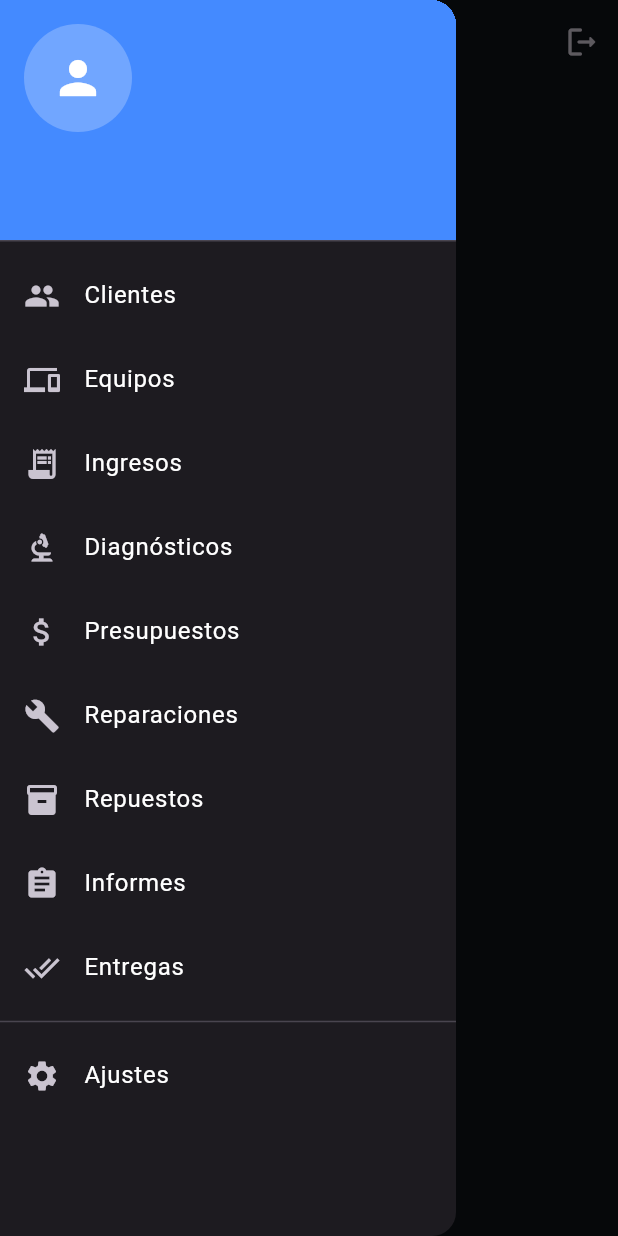
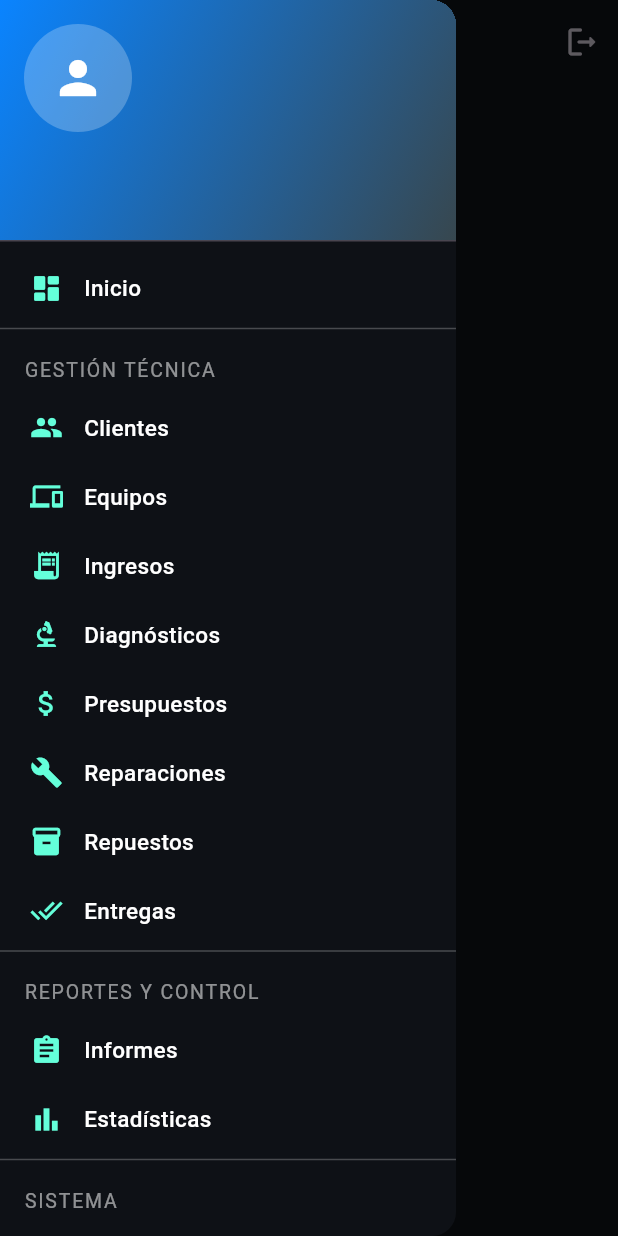
Before and after one commit to shalo40/gontech_flow_v3, a Flutter app: the LayoutPrincipal screen opened directly with empty values, with the side drawer open, on a phone screen of 412 x 824 dp. Run offline on Flutter 3.47's test engine with Material 3 defaults, Android fonts, the phone set to English and light mode, and no system bars; our stand-ins replace image_picker, local_auth, qr_flutter, shared_preferences, sqflite; accounts and stored records are empty.

Commit message:
nueevo menu lateral y dashboard

```diff
--- a/lib/ui/layout/menu_lateral.dart
+++ b/lib/ui/layout/menu_lateral.dart
@@ -1,4 +1,6 @@
 import 'package:flutter/material.dart';
+import '../theme/app_colors.dart';
+import '../theme/app_text_styles.dart';
 
 class MenuLateral extends StatelessWidget {
   final Function(String) onSelect;
@@ -15,52 +17,116 @@ class MenuLateral extends StatelessWidget {
   @override
   Widget build(BuildContext context) {
     return Drawer(
+      backgroundColor: AppColors.fondo,
       child: ListView(
         padding: EdgeInsets.zero,
         children: [
+          // 👤 Encabezado del usuario
           UserAccountsDrawerHeader(
-            accountName: Text(nombre),
-            accountEmail: Text(correo),
+            accountName: Text(
+              nombre,
+              style: const TextStyle(fontWeight: FontWeight.bold, fontSize: 16),
+            ),
+            accountEmail: Text(correo, style: const TextStyle(fontSize: 13)),
             currentAccountPicture: const CircleAvatar(
               backgroundColor: Colors.white24,
               child: Icon(Icons.person, color: Colors.white, size: 36),
             ),
-            decoration: const BoxDecoration(color: Colors.blueAccent),
+            decoration: BoxDecoration(
+              gradient: LinearGradient(
+                colors: [AppColors.primario, Colors.blueGrey.shade800],
+                begin: Alignment.topLeft,
+                end: Alignment.bottomRight,
+              ),
+            ),
           ),
-          _item(Icons.group, 'Clientes', '/clientes', context),
-          _item(Icons.devices, 'Equipos', '/equipos', context),
-          _item(Icons.receipt_long, 'Ingresos', '/ingresos', context),
+
+          // 🧭 Secciones principales
+          _item(context, Icons.dashboard_rounded, 'Inicio', '/home'),
+          const Divider(color: Colors.white24, height: 8),
+
+          _seccionTitulo('Gestión Técnica'),
+          _item(context, Icons.group, 'Clientes', '/clientes'),
+          _item(context, Icons.devices, 'Equipos', '/equipos'),
+          _item(context, Icons.receipt_long, 'Ingresos', '/ingresos'),
           _item(
+            context,
             Icons.biotech_rounded,
             'Diagnósticos',
             '/diagnosticos',
-            context,
           ),
-          _item(Icons.attach_money, 'Presupuestos', '/presupuestos', context),
-          _item(Icons.build, 'Reparaciones', '/reparaciones', context),
-          _item(Icons.inventory_2, 'Repuestos', '/repuestos', context),
-          _item(Icons.assignment, 'Informes', '/informes', context),
-          _item(Icons.done_all, 'Entregas', '/entregas', context),
-          const Divider(),
-          _item(Icons.settings, 'Ajustes', '/ajustes', context),
+          _item(context, Icons.attach_money, 'Presupuestos', '/presupuestos'),
+          _item(context, Icons.build, 'Reparaciones', '/reparaciones'),
+          _item(context, Icons.inventory_2, 'Repuestos', '/repuestos'),
+          _item(context, Icons.done_all, 'Entregas', '/entregas'),
+
+          const Divider(color: Colors.white24, height: 8),
+
+          _seccionTitulo('Reportes y Control'),
+          _item(context, Icons.assignment, 'Informes', '/informes'),
+          _item(context, Icons.bar_chart, 'Estadísticas', '/estadisticas'),
+
+          const Divider(color: Colors.white24, height: 8),
+
+          _seccionTitulo('Sistema'),
+          _item(context, Icons.settings, 'Ajustes', '/ajustes'),
+          _item(context, Icons.logout_rounded, 'Cerrar sesión', '/logout'),
         ],
       ),
     );
   }
 
+  // ---------- Ítem personalizado ----------
   Widget _item(
+    BuildContext context,
     IconData icon,
     String titulo,
     String ruta,
-    BuildContext context,
   ) {
-    return ListTile(
-      leading: Icon(icon),
-      title: Text(titulo),
+    return InkWell(
       onTap: () {
         Navigator.pop(context);
         onSelect(ruta);
       },
+      borderRadius: BorderRadius.circular(8),
+      child: Container(
+        margin: const EdgeInsets.symmetric(horizontal: 8, vertical: 2),
+        padding: const EdgeInsets.symmetric(horizontal: 12, vertical: 10),
+        decoration: BoxDecoration(
+          color: Colors.transparent,
+          borderRadius: BorderRadius.circular(10),
+        ),
+        child: Row(
+          children: [
+            Icon(icon, color: Colors.tealAccent, size: 22),
+            const SizedBox(width: 14),
+            Expanded(
+              child: Text(
+                titulo,
+                style: const TextStyle(
+                  color: Colors.white,
+                  fontSize: 15,
+                  fontWeight: FontWeight.w500,
+                ),
+              ),
+            ),
+          ],
+        ),
+      ),
+    );
+  }
+
+  // ---------- Subtítulo de sección ----------
+  Widget _seccionTitulo(String texto) {
+    return Padding(
+      padding: const EdgeInsets.fromLTRB(16, 14, 8, 6),
+      child: Text(
+        texto.toUpperCase(),
+        style: AppTextStyles.etiqueta.copyWith(
+          color: Colors.white54,
+          letterSpacing: 1.2,
+        ),
+      ),
     );
   }
 }
```
Also changed, not shown: lib/ui/screens/home_screen.dart (+126 -108 lines).
